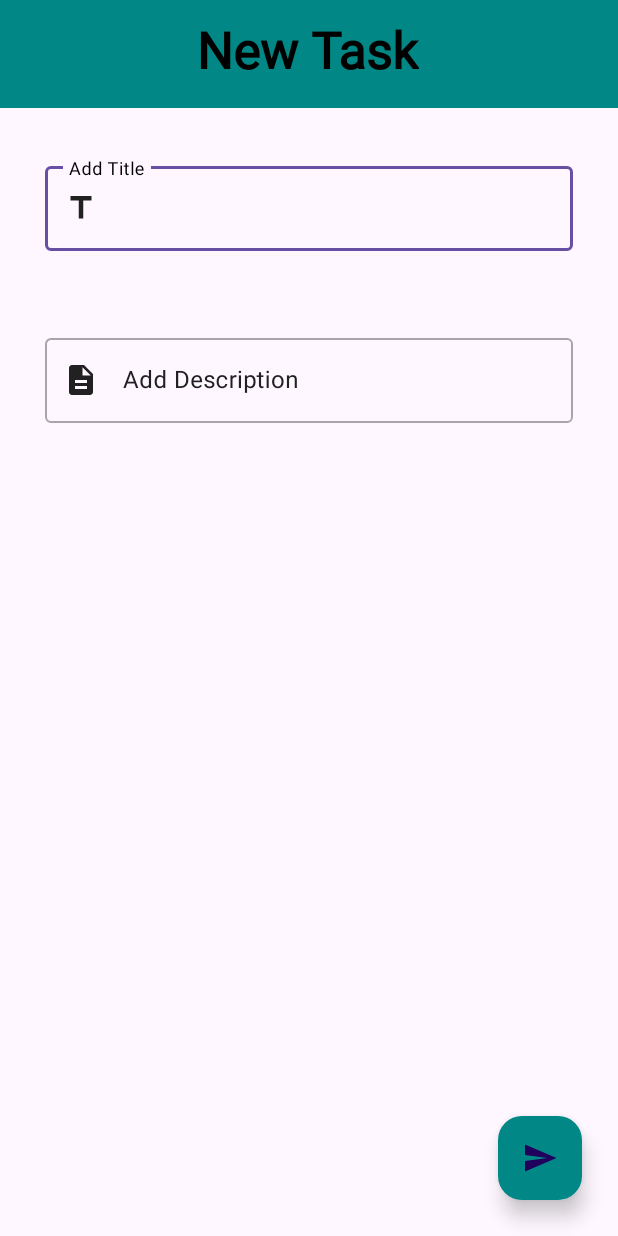
After one commit to BinukiMihara/Kotlin-ToDo_App, an Android app: the layout activity_add.xml on its own in the app's theme, with its tools: preview values and no code run, on a phone screen of 412 x 824 dp. The commit adds this screen. Run offline under Robolectric (Android 15) with nearby library versions, the phone set to English and light mode, and no system bars.

Commit message:
layout for add activity

```diff
--- /dev/null
+++ b/app/src/main/res/layout/activity_add.xml
@@ -0,0 +1,117 @@
+<?xml version="1.0" encoding="utf-8"?>
+<androidx.constraintlayout.widget.ConstraintLayout xmlns:android="http://schemas.android.com/apk/res/android"
+    xmlns:app="http://schemas.android.com/apk/res-auto"
+    xmlns:tools="http://schemas.android.com/tools"
+    android:layout_width="match_parent"
+    android:layout_height="match_parent"
+    android:textAlignment="center"
+    tools:context=".AddNoteActivity">
+
+
+    <androidx.constraintlayout.widget.Guideline
+        android:id="@+id/guideline_start"
+        android:layout_width="wrap_content"
+        android:layout_height="wrap_content"
+        android:orientation="vertical"
+        app:layout_constraintGuide_begin="30dp" />
+
+
+    <androidx.constraintlayout.widget.Guideline
+        android:id="@+id/guideline_end"
+        android:layout_width="wrap_content"
+        android:layout_height="wrap_content"
+        android:orientation="vertical"
+        app:layout_constraintGuide_end="30dp" />
+
+
+    <LinearLayout
+        android:layout_width="470dp"
+        android:layout_height="72dp"
+        android:background="@color/teal_700"
+        android:orientation="horizontal"
+        tools:layout_editor_absoluteX="-6dp"></LinearLayout>
+
+    <TextView
+        android:id="@+id/textView"
+        android:layout_width="wrap_content"
+        android:layout_height="wrap_content"
+        android:layout_marginStart="176dp"
+        android:layout_marginTop="10dp"
+        android:layout_marginEnd="177dp"
+        android:fontFamily="@font/akaya_telivigala"
+        android:text="New Task"
+        android:textColor="@color/black"
+        android:textSize="34sp"
+        android:textStyle="bold"
+        app:layout_constraintEnd_toEndOf="parent"
+        app:layout_constraintStart_toStartOf="parent"
+        app:layout_constraintTop_toTopOf="parent" />
+
+    <com.google.android.material.textfield.TextInputLayout
+        android:id="@+id/et_title"
+        style="@style/Widget.MaterialComponents.TextInputLayout.OutlinedBox"
+        android:layout_width="0dp"
+        android:layout_height="wrap_content"
+        android:layout_marginTop="50dp"
+        android:hint="Add Title"
+        android:textColorHint="@color/grey"
+        app:endIconMode="clear_text"
+        app:errorEnabled="true"
+        app:hintTextColor="@color/black"
+        app:layout_constraintEnd_toStartOf="@id/guideline_end"
+        app:layout_constraintStart_toEndOf="@id/guideline_start"
+        app:layout_constraintTop_toBottomOf="@+id/textView"
+        app:startIconDrawable="@drawable/ic_baseline_title_24"
+        app:startIconTint="@color/grey">
+
+        <com.google.android.material.textfield.TextInputEditText
+            android:layout_width="match_parent"
+            android:layout_height="wrap_content"
+            android:inputType="textCapWords|textShortMessage"
+            android:maxLines="2" />
+
+    </com.google.android.material.textfield.TextInputLayout>
+
+
+    <com.google.android.material.textfield.TextInputLayout
+        android:id="@+id/et_description"
+        style="@style/Widget.MaterialComponents.TextInputLayout.OutlinedBox"
+        android:layout_width="0dp"
+        android:layout_height="wrap_content"
+        android:layout_marginTop="32dp"
+        android:hint="Add Description"
+        android:textColorHint="@color/grey"
+        app:endIconMode="clear_text"
+        app:errorEnabled="true"
+        app:hintTextColor="@color/black"
+        app:layout_constraintEnd_toStartOf="@id/guideline_end"
+        app:layout_constraintStart_toEndOf="@id/guideline_start"
+        app:layout_constraintTop_toBottomOf="@id/et_title"
+        app:startIconDrawable="@drawable/ic_baseline_description_24"
+        app:startIconTint="@color/grey">
+
+        <com.google.android.material.textfield.TextInputEditText
+            android:layout_width="match_parent"
+            android:layout_height="wrap_content"
+            android:inputType="textCapSentences|textLongMessage|textMultiLine"
+            android:maxLines="5" />
+
+    </com.google.android.material.textfield.TextInputLayout>
+
+
+    <com.google.android.material.floatingactionbutton.FloatingActionButton
+        android:id="@+id/fab_send"
+        android:layout_width="wrap_content"
+        android:layout_height="wrap_content"
+        android:layout_margin="24dp"
+        android:layout_marginRight="64dp"
+        android:layout_marginBottom="88dp"
+        android:backgroundTint="@color/teal_700"
+        android:contentDescription="Send"
+        android:src="@drawable/ic_baseline_send_24"
+        app:elevation="8dp"
+        app:layout_constraintBottom_toBottomOf="parent"
+        app:layout_constraintRight_toRightOf="parent" />
+
+
+</androidx.constraintlayout.widget.ConstraintLayout>
```
Also changed, not shown: app/src/main/res/layout/activity_main.xml (+46 -4 lines).
